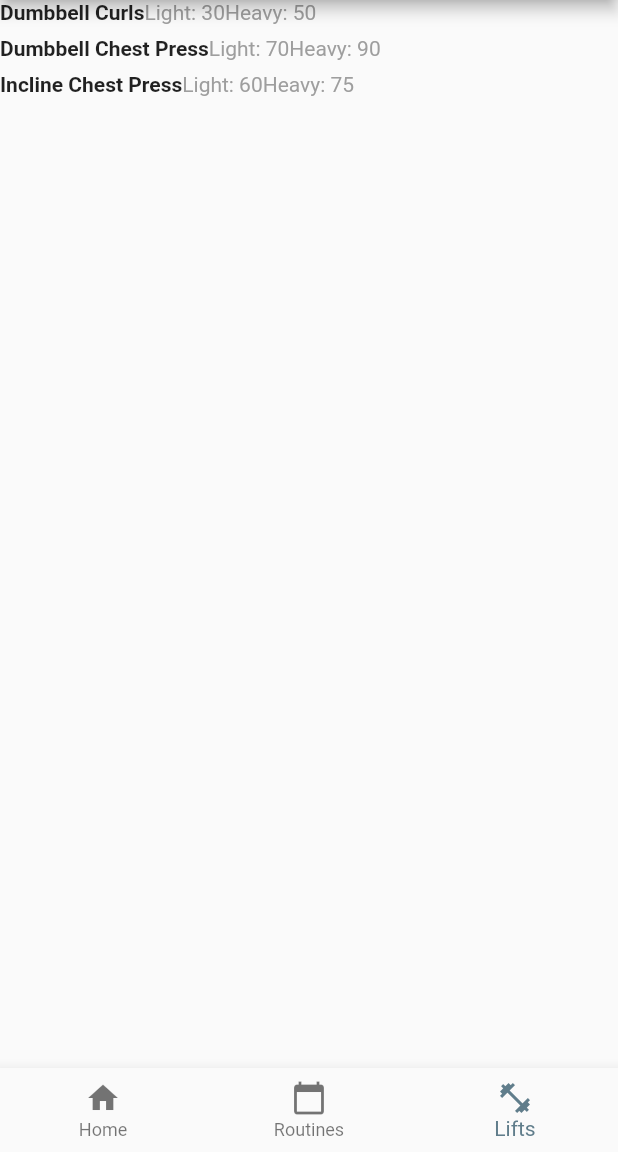
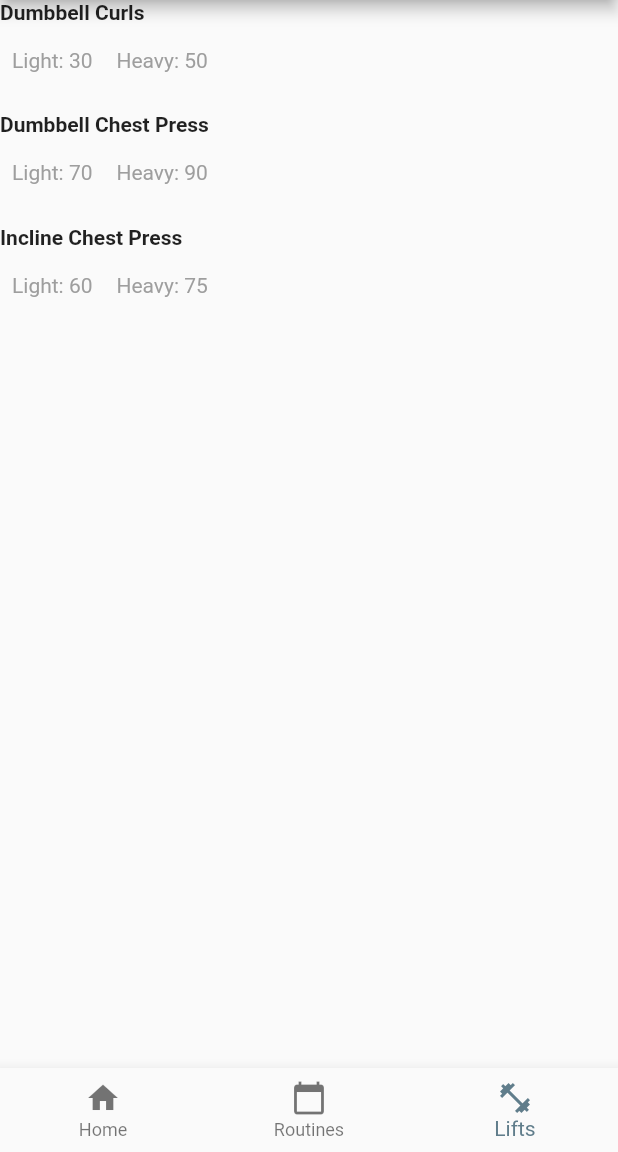
Before and after one commit to lhsteffen/IronSights, a Flutter app: the screen it shows after launch, item 3 of the bottom bar chosen, on a phone screen of 412 x 824 dp, the part 84-1236 px from its top. Run offline on Flutter 3.47's test engine with Material 2 defaults, Android fonts, the phone set to English and light mode, and no system bars.

Commit message:
Fix layout of lifts

```diff
--- a/lib/lift_view.dart
+++ b/lib/lift_view.dart
@@ -19,7 +19,8 @@ Container liftView(Lift lift) {
     );
   } else {
     return new Container(
-      child: new Row(
+      height: 75,
+      child: new Column(
         children: <Widget>[
           new Row(
             children: <Widget>[
@@ -40,7 +41,7 @@ Container liftView(Lift lift) {
                 new Column(
                   children: <Widget>[
                     new Container(
-                      padding: const EdgeInsets.only(bottom: 8),
+                      padding: const EdgeInsets.all(8),
                       child: Text(
                         "Light: " + "${lift.getLight()}",
                         style: TextStyle(
@@ -53,7 +54,7 @@ Container liftView(Lift lift) {
                 new Column(
                   children: <Widget>[
                     new Container(
-                      padding: const EdgeInsets.only(bottom: 8),
+                      padding: const EdgeInsets.all(8),
                       child: Text(
                         "Heavy: " + "${lift.getHeavy()}",
                         style: TextStyle(
```
